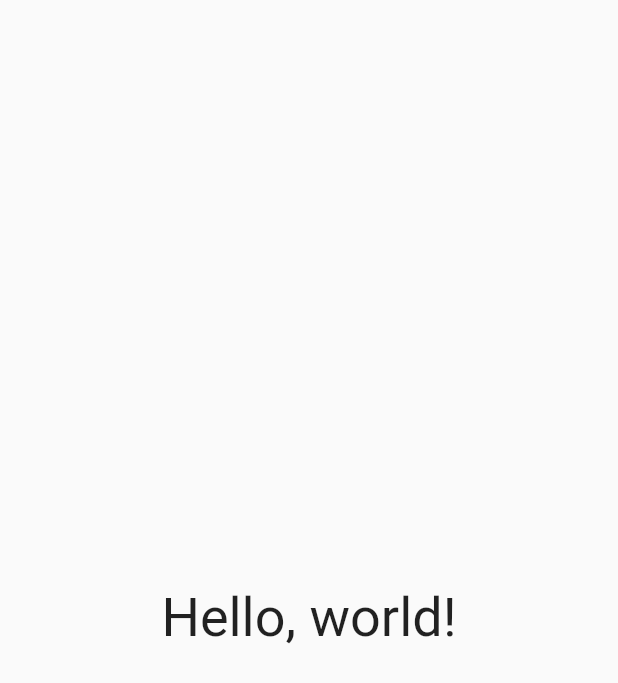
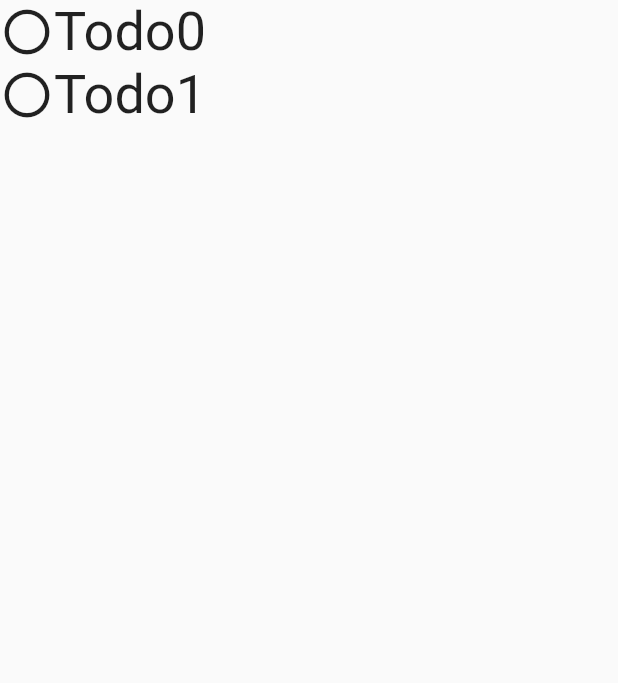
Before and after one commit to thu-flutter-dev/todoapp, a Flutter app: the screen it shows after launch, on a phone screen of 412 x 824 dp. Shown: the top 683 px of the screen. Run offline on Flutter 3.47's test engine with Material 2 defaults, Android fonts, the phone set to English and light mode, and no system bars.

Commit message:
use multiple

```diff
--- a/lib/main.dart
+++ b/lib/main.dart
@@ -1,4 +1,5 @@
 import 'package:flutter/material.dart';
+import 'model.dart';
 
 void main() {
   runApp(MyApp());
@@ -23,10 +24,34 @@ class ContentWidget extends StatelessWidget {
   @override
   Widget build(BuildContext context) {
     return Center(
-      child: Text(
-        "Hello, world!",
-        style: TextStyle(fontSize: 36),
+      child: Column(
+        children: [
+          TodoWidget(content: todoList.data[0].content),
+          TodoWidget(content: todoList.data[1].content),
+        ],
       ),
     );
   }
 }
+
+class TodoWidget extends StatelessWidget {
+  final String content;
+
+  TodoWidget({super.key, this.content = ""});
+
+  @override
+  Widget build(BuildContext context) {
+    return Row(
+      children: [
+        Icon(
+          Icons.circle_outlined,
+          size: 36,
+        ),
+        Text(
+          content,
+          style: TextStyle(fontSize: 36),
+        ),
+      ],
+    );
+  }
+}
--- a/lib/model.dart
+++ b/lib/model.dart
@@ -9,8 +9,12 @@ class TodoList {
   List<Todo> data = [];
   int count = 0;
 
-  TodoList() {
-    this.data = [Todo(0, "完成课堂作业"), Todo(1, "看课件预习")];
+  TodoList(List<String> contents) {
+    List<Todo> data = [];
+    for (int i = 0; i < contents.length; i++) {
+      data.add(Todo(i, contents[i]));
+    }
+    this.data = data;
   }
 
   void insert(String content) {
@@ -23,10 +27,28 @@ class TodoList {
       return todo.number == number;
     });
   }
+}
 
-  void display() {
-    for (final todo in data) {
-      print("${todo.number} ${todo.content}");
-    }
-  }
-}
+TodoList todoList = TodoList([
+  "Todo0",
+  "Todo1",
+  "Todo2",
+  "Todo3",
+  "Todo4",
+  "Todo5",
+  "Todo6",
+  "Todo7",
+  "Todo8",
+  "Todo9",
+  "Todo10",
+  "Todo11",
+  "Todo12",
+  "Todo13",
+  "Todo14",
+  "Todo15",
+  "Todo16",
+  "Todo17",
+  "Todo18",
+  "Todo19",
+  "Todo20"
+]);
```
